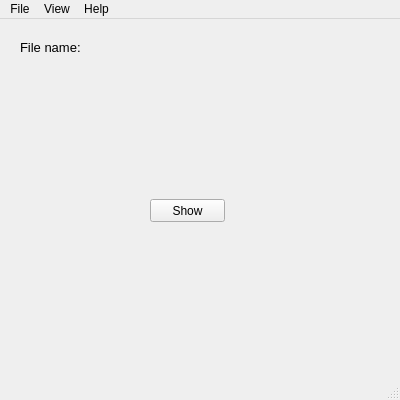
First picture: the form in mwdDiopomat.ui, repository PawelDarlak/DiopomatCalc, before the edit.
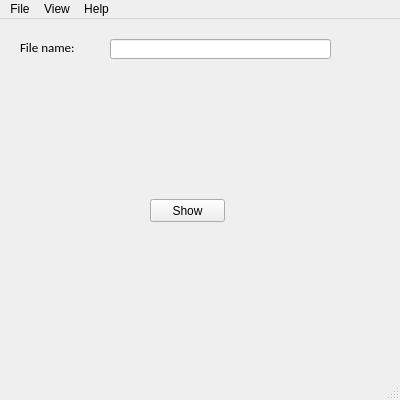
Second picture: the form after the edit. Icons and pictures are not drawn.

```diff
--- a/mwdDiopomat.ui
+++ b/mwdDiopomat.ui
@@ -61,17 +61,21 @@
      <string>Show</string>
     </property>
    </widget>
-   <widget class="QLabel" name="label">
+   <widget class="QLabel" name="FileName">
+    <property name="enabled">
+     <bool>true</bool>
+    </property>
     <property name="geometry">
      <rect>
       <x>20</x>
       <y>20</y>
-      <width>71</width>
+      <width>101</width>
       <height>16</height>
      </rect>
     </property>
     <property name="font">
      <font>
+      <family>Calibri</family>
       <pointsize>10</pointsize>
      </font>
     </property>
@@ -79,6 +83,16 @@
      <string>File name:</string>
     </property>
    </widget>
+   <widget class="QLineEdit" name="FileNamelineEdit">
+    <property name="geometry">
+     <rect>
+      <x>110</x>
+      <y>20</y>
+      <width>221</width>
+      <height>20</height>
+     </rect>
+    </property>
+   </widget>
   </widget>
   <widget class="QMenuBar" name="menubar">
    <property name="geometry">
```
Left out of the diff: 2 changed lines with no effect on the pictures.
